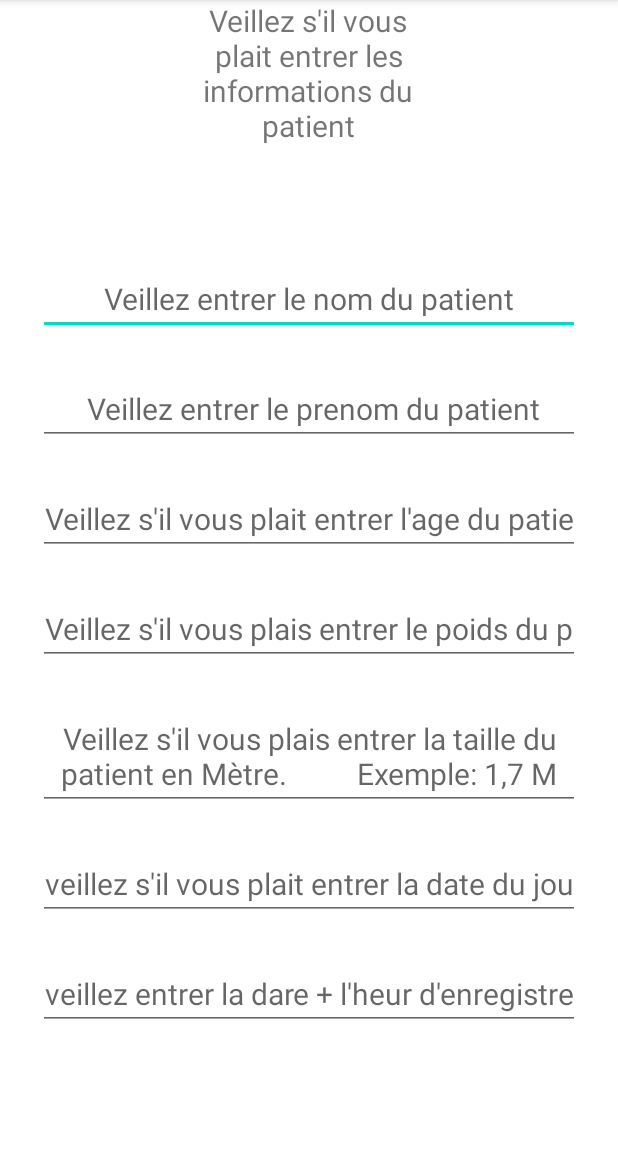
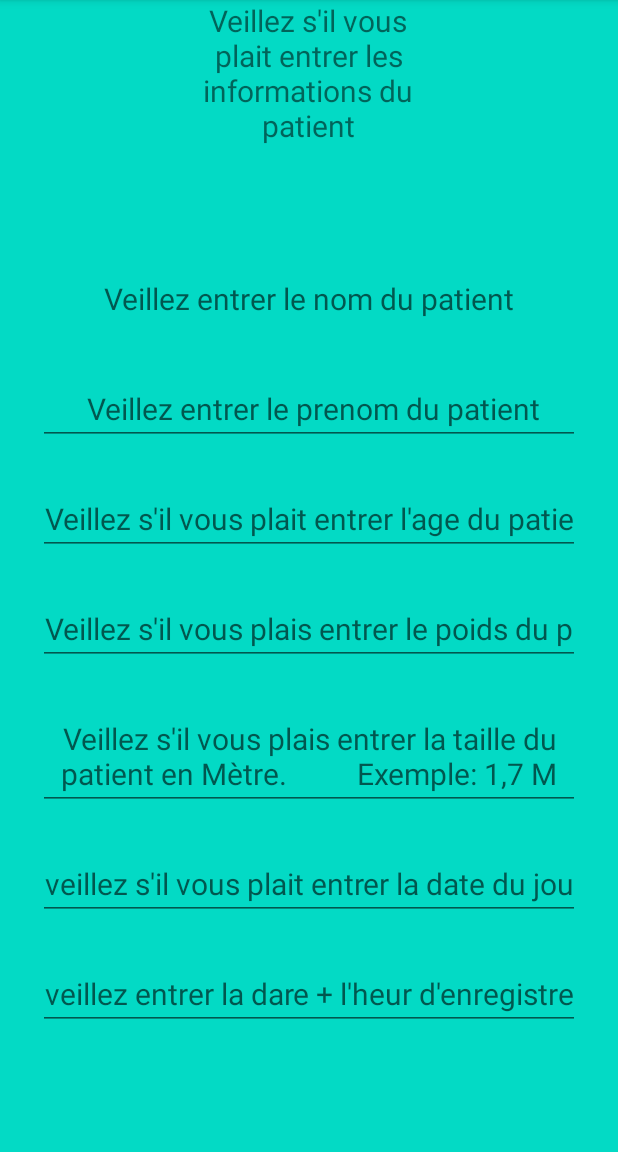
Before and after one commit to blastman0/GL2_Carnet_de_Sante_Groupe_18, an Android app: the Activite2 screen opened directly, with no data from a screen before it, on a phone screen of 412 x 824 dp, the part 84-1236 px from its top. Run offline under Robolectric (Android 15) with nearby library versions, the phone set to English and light mode, and no system bars.

Commit message:
modification au niveau des couleurs . au niveau de l'arriere plan

```diff
--- a/app/src/main/res/layout/activity_activite2.xml
+++ b/app/src/main/res/layout/activity_activite2.xml
@@ -5,7 +5,8 @@
     android:layout_width="match_parent"
     android:layout_height="match_parent"
     android:orientation="vertical"
-    tools:context=".Activite2">
+    tools:context=".Activite2"
+    android:background="@color/teal_200">
 
     <TextView
         android:id="@+id/res"
--- a/app/src/main/res/layout/activity_main3.xml
+++ b/app/src/main/res/layout/activity_main3.xml
@@ -5,7 +5,8 @@
     android:layout_width="match_parent"
     android:layout_height="match_parent"
     tools:context=".MainActivity3"
-    android:orientation="vertical">
+    android:orientation="vertical"
+    android:background="@color/purple_200">
 
     <EditText
         android:layout_width="match_parent"
```
